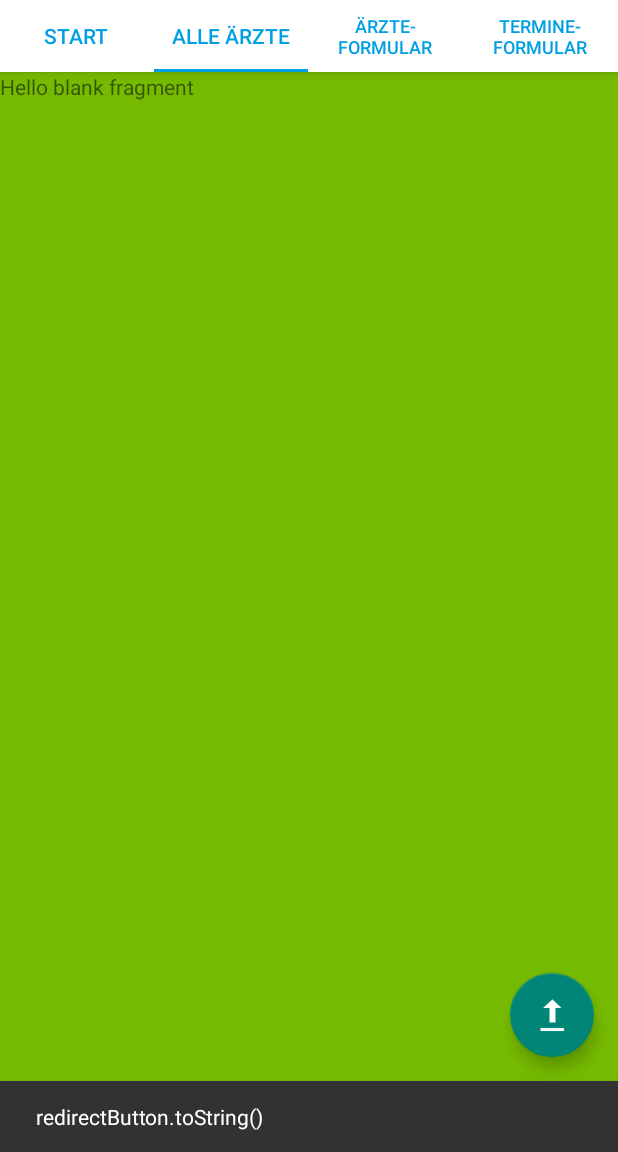
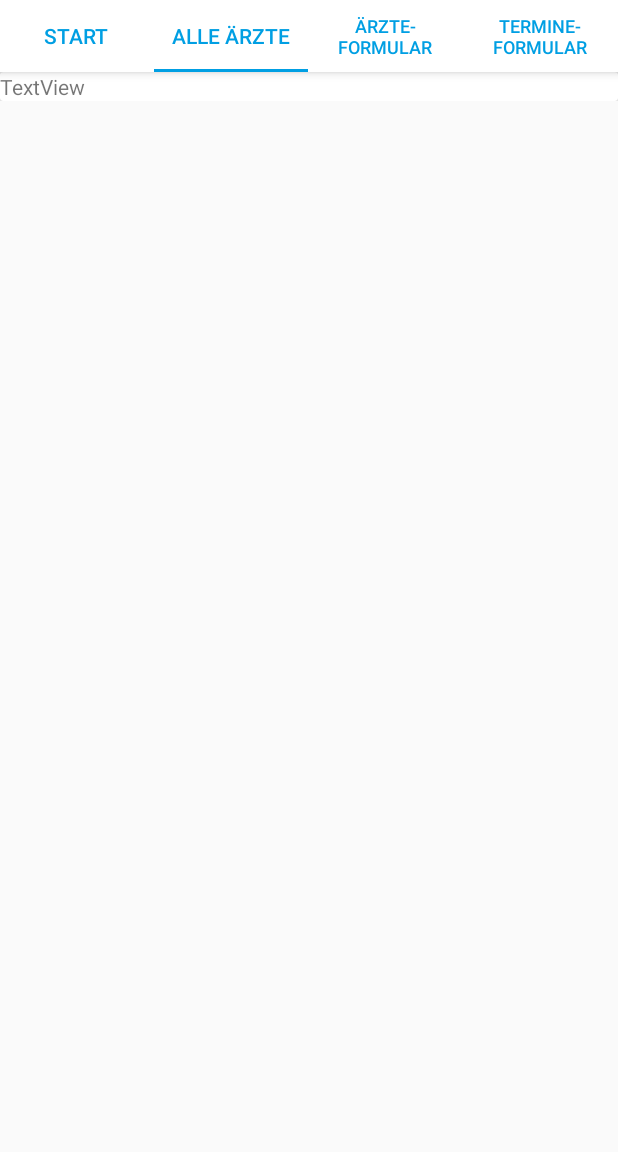
Before and after one commit to adamkhalil1/DocDate-Android-, an Android app: the screen it shows after launch (MainActivity), after a tap on "ÄRZTE FINDEN", on a phone screen of 412 x 824 dp, the part 84-1236 px from its top. Run offline under Robolectric (Android 15) with nearby library versions, the phone set to English and light mode, and no system bars; 1 other tap on this screen came first.

Commit message:
minor changes

```diff
--- a/app/src/main/AndroidManifest.xml
+++ b/app/src/main/AndroidManifest.xml
@@ -4,9 +4,9 @@
 
     <application
         android:allowBackup="true"
-        android:icon="@mipmap/ic_launcher"
+        android:icon="@drawable/logo"
         android:label="@string/app_name"
-        android:roundIcon="@mipmap/ic_launcher_round"
+        android:roundIcon="@drawable/logo"
         android:supportsRtl="true"
         android:theme="@style/Theme.DocDate">
         <activity
--- a/app/src/main/java/com/example/docdate/MainActivity.java
+++ b/app/src/main/java/com/example/docdate/MainActivity.java
@@ -40,15 +40,6 @@ public class MainActivity extends AppCompatActivity {
         viewPager.setAdapter(sectionsPagerAdapter);
         TabLayout tabs = binding.tabs;
         tabs.setupWithViewPager(viewPager);
-        FloatingActionButton fab = binding.fab;
-
-        fab.setOnClickListener(new View.OnClickListener() {
-            @Override
-            public void onClick(View view) {
-                Snackbar.make(view, "redirectButton.toString()", Snackbar.LENGTH_LONG)
-                        .setAction("Action", null).show();
-            }
-        });
 
     }
 
--- a/app/src/main/res/layout/activity_main.xml
+++ b/app/src/main/res/layout/activity_main.xml
@@ -55,13 +55,4 @@
         android:layout_height="match_parent"
         app:layout_behavior="@string/appbar_scrolling_view_behavior" />
 
-    <com.google.android.material.floatingactionbutton.FloatingActionButton
-        android:id="@+id/fab"
-        android:layout_width="wrap_content"
-        android:layout_height="wrap_content"
-        android:layout_gravity="bottom|end"
-        android:layout_marginEnd="@dimen/fab_margin"
-        android:layout_marginBottom="16dp"
-        app:srcCompat="@android:drawable/stat_sys_upload" />
-
 </androidx.coordinatorlayout.widget.CoordinatorLayout>
--- a/app/src/main/res/layout/tab2_layout.xml
+++ b/app/src/main/res/layout/tab2_layout.xml
@@ -1,15 +1,36 @@
 <?xml version="1.0" encoding="utf-8"?>
 <FrameLayout xmlns:android="http://schemas.android.com/apk/res/android"
+    xmlns:app="http://schemas.android.com/apk/res-auto"
     xmlns:tools="http://schemas.android.com/tools"
     android:layout_width="match_parent"
     android:layout_height="match_parent"
     tools:context=".tab2_fragment">
 
-    <!-- TODO: Update blank fragment layout -->
-    <TextView
-        android:background="#75ba00"
+    <ScrollView
         android:layout_width="match_parent"
-        android:layout_height="match_parent"
-        android:text="@string/hello_blank_fragment" />
+        android:layout_height="match_parent">
 
+        <LinearLayout
+            android:layout_width="match_parent"
+            android:layout_height="wrap_content"
+            android:orientation="vertical" >
+
+            <androidx.cardview.widget.CardView
+                android:layout_width="match_parent"
+                android:layout_height="match_parent" >
+
+                <ImageView
+                    android:id="@+id/imageView2"
+                    android:layout_width="wrap_content"
+                    android:layout_height="wrap_content"
+                    tools:src="@tools:sample/avatars" />
+
+                <TextView
+                    android:id="@+id/textView3"
+                    android:layout_width="wrap_content"
+                    android:layout_height="wrap_content"
+                    android:text="TextView" />
+            </androidx.cardview.widget.CardView>
+        </LinearLayout>
+    </ScrollView>
 </FrameLayout>
```
Also changed, not shown: app/src/main/res/layout/tab3_layout.xml (+4 -8 lines), 1 other file.
